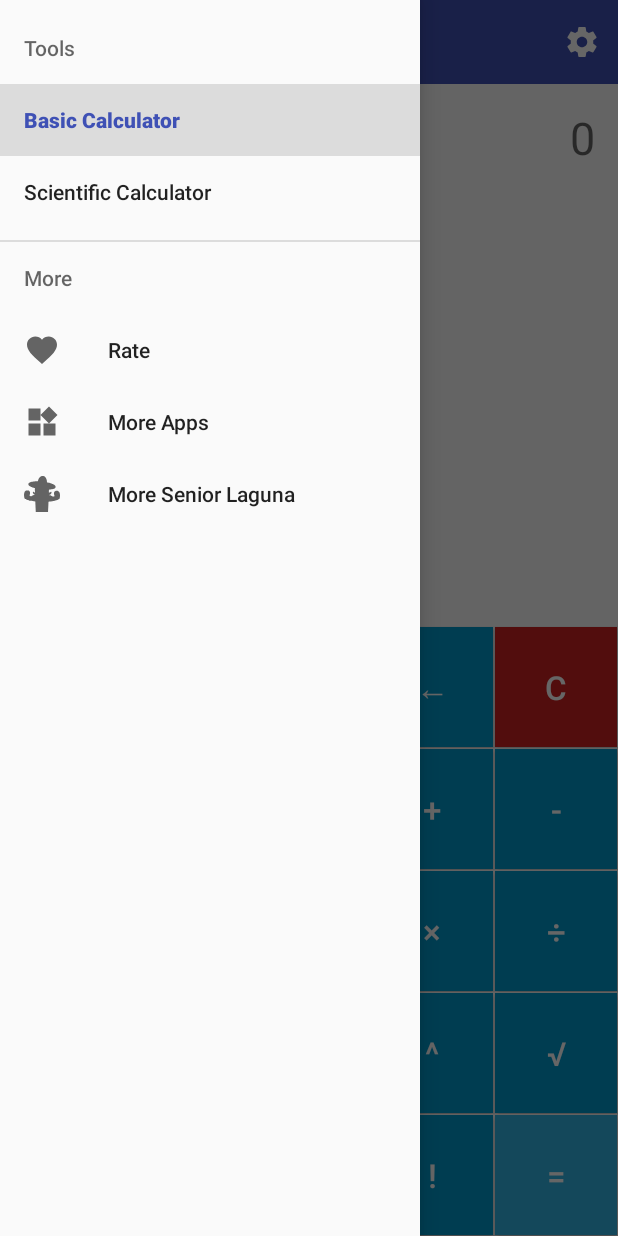
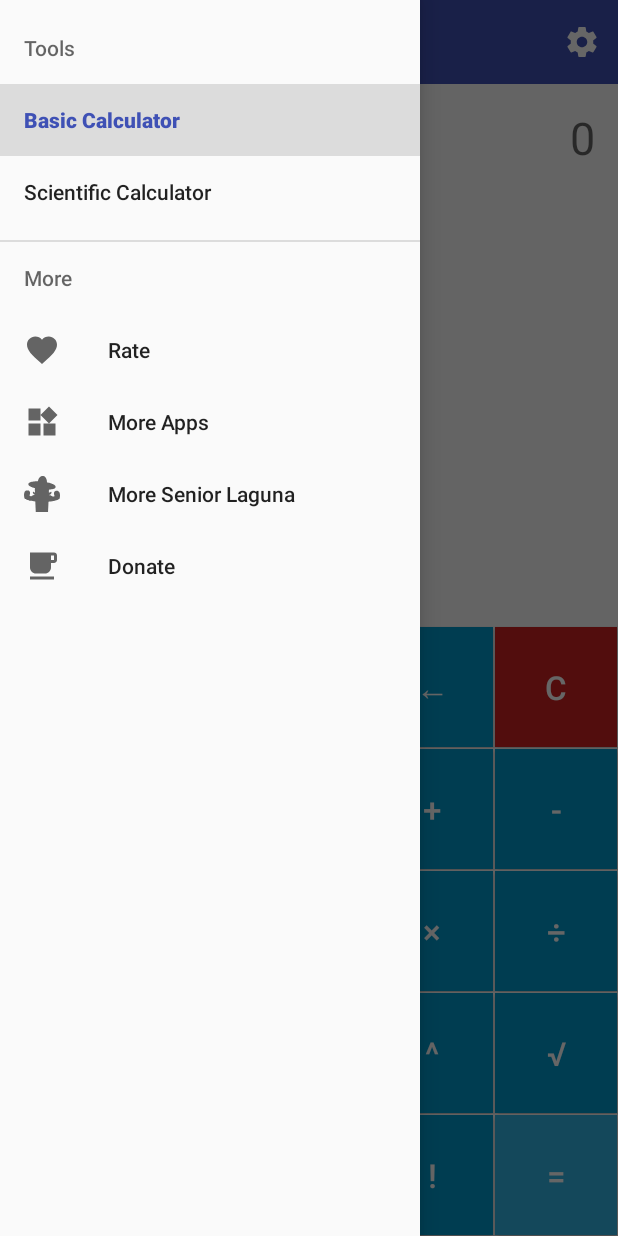
Before and after one commit to seniorlaguna/Calculator, an Android app: the screen it shows after launch (MainActivity), with the side drawer open, on a phone screen of 412 x 824 dp. Run offline under Robolectric (Android 15) with nearby library versions, the phone set to English and light mode, and no system bars; our stand-ins replace Room's generated code; libraries missing offline, so code that uses them is left out: com.udojava.evalex, uk.co.deanwild; 1 statement that could not run was skipped.

Commit message:
Added donation options

```diff
--- a/app/src/main/java/org/seniorlaguna/calculator/MainActivity.kt
+++ b/app/src/main/java/org/seniorlaguna/calculator/MainActivity.kt
@@ -17,9 +17,7 @@ import com.google.android.material.navigation.NavigationView
 import kotlinx.android.synthetic.main.activity_main.*
 import org.seniorlaguna.calculator.basic.BasicFragment
 import org.seniorlaguna.calculator.scientific.ScientificFragment
-import org.seniorlaguna.calculator.utils.askForAppRating
-import org.seniorlaguna.calculator.utils.openGithub
-import org.seniorlaguna.calculator.utils.openPlaystore
+import org.seniorlaguna.calculator.utils.*
 
 class MainActivity : AppCompatActivity(), NavigationView.OnNavigationItemSelectedListener {
 
@@ -42,6 +40,9 @@ class MainActivity : AppCompatActivity(), NavigationView.OnNavigationItemSelecte
 
             // ask for app rating
             askForAppRating(this)
+
+            // ask for donation
+            askForDonation(this)
         }
 
     }
@@ -65,6 +66,7 @@ class MainActivity : AppCompatActivity(), NavigationView.OnNavigationItemSelecte
             R.id.navigation_drawer_rate -> openPlaystore(this, false)
             R.id.navigation_drawer_more_apps -> openPlaystore(this)
             R.id.navigation_drawer_more_senior_laguna -> openGithub(this)
+            R.id.navigation_drawer_donation -> openPatreon(this)
 
             R.id.navigation_drawer_basic_calculator -> startTool(BasicFragment.TOOL_ID)
             R.id.navigation_drawer_scientific_calculator -> startTool(ScientificFragment.TOOL_ID)
--- a/app/src/main/java/org/seniorlaguna/calculator/utils/Branding.kt
+++ b/app/src/main/java/org/seniorlaguna/calculator/utils/Branding.kt
@@ -10,6 +10,9 @@ import org.seniorlaguna.calculator.R
 
 private const val APP_STARTS_BEFORE_ASKING_KEY = "APP_STARTS_BEFORE_ASKING_KEY"
 private const val APP_STARTS_BEFORE_ASKING = 5
+
+private const val APP_STARTS_BEFORE_DONATION_KEY = "APP_STARTS_BEFORE_DONATION_KEY"
+private const val APP_STARTS_BEFORE_DONATION = 10
 
 fun openPlaystore(context: Context, developer : Boolean = true) {
     try {
@@ -25,6 +28,10 @@ fun openGithub(context: Context) {
     openUrl(context, context.getString(R.string.github_url))
 }
 
+fun openPatreon(context: Context) {
+    openUrl(context, "https://www.patreon.com/seniorlaguna")
+}
+
 private fun openUrl(context: Context, url : String) {
     try {
         val intent = Intent(Intent.ACTION_VIEW)
@@ -33,6 +40,31 @@ private fun openUrl(context: Context, url : String) {
     } catch (e: ActivityNotFoundException) {
         // TODO("Add exception handling if no activity found")
     }
+}
+
+fun askForDonation(context: Context) {
+
+    val prefs = PreferenceManager.getDefaultSharedPreferences(context)
+    val starts = prefs.getInt(APP_STARTS_BEFORE_DONATION_KEY, 0)
+
+    // already asked for rating
+    if (starts < 0) return
+
+    // don't ask yet wait some time
+    if (starts < APP_STARTS_BEFORE_DONATION) {
+        prefs.edit().putInt(APP_STARTS_BEFORE_DONATION_KEY, starts + 1).apply()
+    }
+    else {
+        prefs.edit().putInt(APP_STARTS_BEFORE_DONATION_KEY, -1).apply()
+
+        // show request
+        val builder = AlertDialog.Builder(context)
+        builder.setView(R.layout.donation)
+        builder.setNegativeButton(R.string.app_rating_request_no, null)
+        builder.setPositiveButton(R.string.app_rating_request_yes) { _, _ -> openPatreon(context) }
+        builder.show()
+    }
+
 }
 
 fun askForAppRating(context: Context) {
--- /dev/null
+++ b/app/src/main/res/drawable/ic_baseline_free_breakfast_24.xml
@@ -0,0 +1,10 @@
+<vector xmlns:android="http://schemas.android.com/apk/res/android"
+    android:width="24dp"
+    android:height="24dp"
+    android:viewportWidth="24"
+    android:viewportHeight="24"
+    android:tint="?attr/colorControlNormal">
+  <path
+      android:fillColor="@android:color/white"
+      android:pathData="M20,3L4,3v10c0,2.21 1.79,4 4,4h6c2.21,0 4,-1.79 4,-4v-3h2c1.11,0 2,-0.9 2,-2L22,5c0,-1.11 -0.89,-2 -2,-2zM20,8h-2L18,5h2v3zM4,19h16v2L4,21z"/>
+</vector>
--- a/app/src/main/res/menu/navigation_drawer.xml
+++ b/app/src/main/res/menu/navigation_drawer.xml
@@ -40,6 +40,11 @@
                     android:id="@+id/navigation_drawer_more_senior_laguna"
                     android:icon="@drawable/ic_seniorlaguna_icon"
                     android:title="@string/navigation_drawer_more_senior_laguna"/>
+
+            <item
+                android:id="@+id/navigation_drawer_donation"
+                android:icon="@drawable/ic_baseline_free_breakfast_24"
+                android:title="@string/navigation_drawer_donate" />
         </menu>
     </item>
 
--- a/app/src/main/res/values/strings.xml
+++ b/app/src/main/res/values/strings.xml
@@ -20,6 +20,7 @@
     <string name="navigation_drawer_rate">Rate</string>
     <string name="navigation_drawer_more_apps">More Apps</string>
     <string name="navigation_drawer_more_senior_laguna">More Senior Laguna</string>
+    <string name="navigation_drawer_donate">Donate</string>
 
 
     <!-- Settings Activity -->
@@ -33,6 +34,7 @@
     <string name="app_rating_request_no">Nope</string>
     <string name="app_rating_request_yes">Okay</string>
 
+    <string name="app_donation_request">Do you enjoy this app? Would you mind to donate a small amount of money to the developer to improve this app! :)</string>
 
     <!-- Instructor -->
     <string name="instructor_got_it">Got It!</string>
--- a/build.gradle
+++ b/build.gradle
@@ -8,7 +8,7 @@ buildscript {
 
     }
     dependencies {
-        classpath 'com.android.tools.build:gradle:3.5.2'
+        classpath 'com.android.tools.build:gradle:4.0.0'
         classpath "org.jetbrains.kotlin:kotlin-gradle-plugin:$kotlin_version"
         // NOTE: Do not place your application dependencies here; they belong
         // in the individual module build.gradle files
```
Also changed, not shown: app/src/main/res/layout/donation.xml (added, +10 -0 lines), gradle/wrapper/gradle-wrapper.properties, 1 other file.
